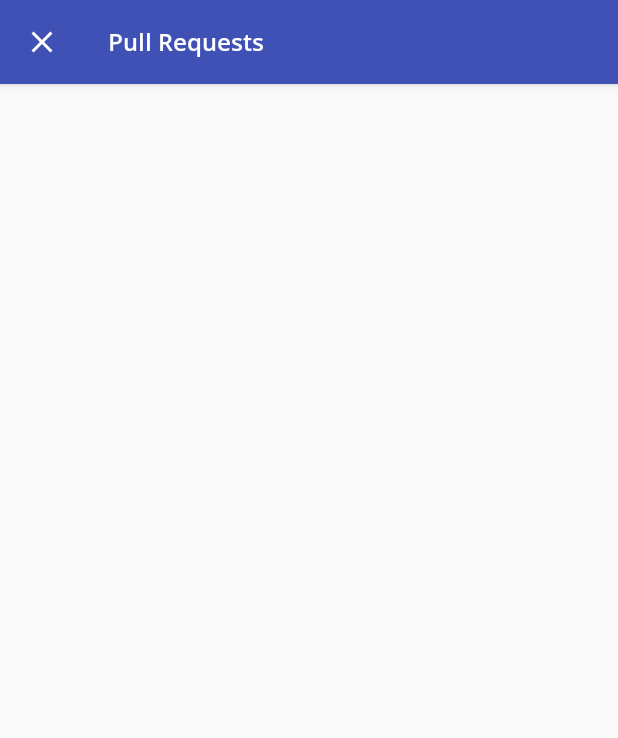
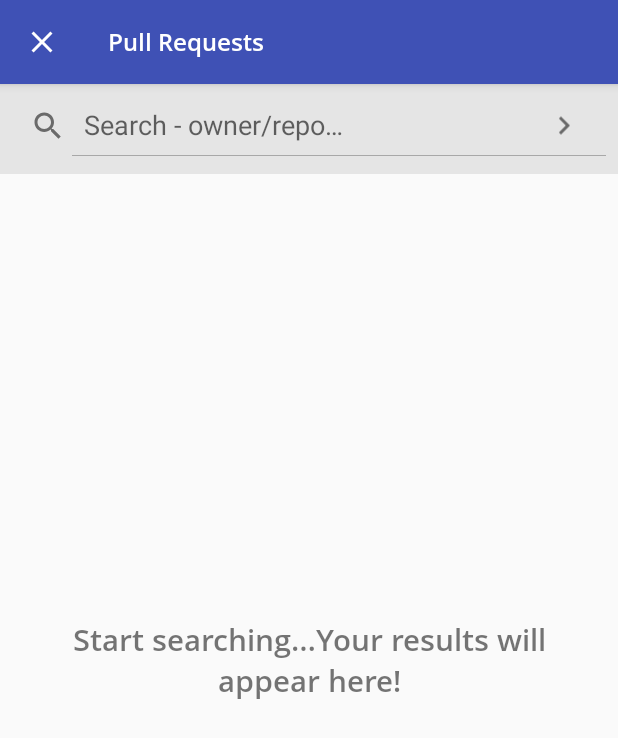
Before and after one commit to gauravk95/github-pull-request-viewer, an Android app: the screen it shows after launch (MainActivity), on a phone screen of 412 x 824 dp. Shown: the top 738 px of the screen. Run offline under Robolectric (Android 15) with nearby library versions, the phone set to English and light mode, and no system bars; our stand-ins replace Dagger/Hilt's generated code, Room's generated code, RxJava, data binding; pictures from the network do not load; 6 statements that could not run were skipped.

Commit message:
Added Search, Code Refactor

```diff
--- a/app/src/main/java/com/github/pullrequest/di/component/ActivityComponent.kt
+++ b/app/src/main/java/com/github/pullrequest/di/component/ActivityComponent.kt
@@ -18,7 +18,7 @@ package com.github.pullrequest.di.component
 import com.github.pullrequest.di.PerActivity
 import com.github.pullrequest.di.module.ActivityModule
 import com.github.pullrequest.ui.main.MainActivity
-import com.github.pullrequest.ui.main.PRListFragment
+import com.github.pullrequest.ui.main.prlist.PRListFragment
 
 import dagger.Component
 
--- a/app/src/main/java/com/github/pullrequest/di/factory/AppViewModelFactory.kt
+++ b/app/src/main/java/com/github/pullrequest/di/factory/AppViewModelFactory.kt
@@ -2,7 +2,7 @@ package com.github.pullrequest.di.factory
 
 import android.arch.lifecycle.ViewModel
 import android.arch.lifecycle.ViewModelProvider
-import com.github.pullrequest.ui.main.PRListViewModel
+import com.github.pullrequest.ui.main.prlist.PRListViewModel
 import com.github.pullrequest.data.source.repository.AppDataSource
 import com.github.pullrequest.utils.rx.SchedulerProvider
 import io.reactivex.disposables.CompositeDisposable
--- a/app/src/main/java/com/github/pullrequest/ui/main/MainActivity.kt
+++ b/app/src/main/java/com/github/pullrequest/ui/main/MainActivity.kt
@@ -21,6 +21,7 @@ import android.view.MenuItem
 
 import com.github.pullrequest.R
 import com.github.pullrequest.base.BaseActivity
+import com.github.pullrequest.ui.main.prlist.PRListFragment
 import com.github.pullrequest.utils.ext.findFragmentById
 import com.github.pullrequest.utils.ext.setFragment
 import com.github.pullrequest.utils.ext.setToolbar
--- a/app/src/main/java/com/github/pullrequest/ui/main/PRListViewModel.kt
+++ /dev/null
@@ -1,49 +0,0 @@
-package com.github.pullrequest.ui.main
-
-import android.arch.lifecycle.MutableLiveData
-import com.github.pullrequest.base.BaseViewModel
-import com.github.pullrequest.data.models.local.PullRequest
-import com.github.pullrequest.data.source.repository.AppDataSource
-import com.github.pullrequest.utils.rx.SchedulerProvider
-import io.reactivex.disposables.CompositeDisposable
-import io.reactivex.disposables.Disposable
-import javax.inject.Inject
-
-/**
- * ViewModel for the [MainActivity] screen.
- * The ViewModel works with the [AppDataSource] to get the data.
- */
-class PRListViewModel @Inject
-constructor(appRepository: AppDataSource,
-            schedulerProvider: SchedulerProvider,
-            compositeDisposable: CompositeDisposable) :
-        BaseViewModel(appRepository, schedulerProvider, compositeDisposable) {
-
-    private val itemList: MutableLiveData<List<PullRequest>> = MutableLiveData()
-
-    private lateinit var disposable: Disposable
-
-    init {
-        loadItems()
-    }
-
-    fun getItemList() = itemList
-
-    private fun loadItems() {
-        isLoading().value = true
-
-        disposable = dataSource.getPullRequests("square", "okhttp", "open")
-                .subscribeOn(schedulerProvider.io)
-                .observeOn(schedulerProvider.ui)
-                .subscribe({ items: List<PullRequest> ->
-                    isLoading().value = false
-                    itemList.value = items
-                }, { throwable: Throwable? ->
-                    isLoading().value = false
-                    handleApiError(throwable)
-                })
-
-        compositeDisposable.add(disposable)
-    }
-
-}
--- a/app/src/main/java/com/github/pullrequest/ui/main/PRListFragment.kt
+++ b/app/src/main/java/com/github/pullrequest/ui/main/prlist/PRListFragment.kt
@@ -13,7 +13,7 @@
     See the License for the specific language governing permissions and
     limitations under the License.
 */
-package com.github.pullrequest.ui.main
+package com.github.pullrequest.ui.main.prlist
 
 import android.arch.lifecycle.Observer
 import android.databinding.DataBindingUtil
@@ -22,12 +22,14 @@ import android.support.v7.widget.LinearLayoutManager
 import android.view.LayoutInflater
 import android.view.View
 import android.view.ViewGroup
+import android.widget.SearchView
 import com.github.pullrequest.R
 import com.github.pullrequest.base.BaseFragment
 import com.github.pullrequest.databinding.FragmentPrListBinding
 import com.github.pullrequest.di.factory.AppViewModelFactory
 import com.github.pullrequest.ui.adapter.PRItemListAdapter
 import com.github.pullrequest.utils.ext.getViewModel
+import com.github.pullrequest.utils.ext.hideKeyboard
 import com.github.pullrequest.utils.ext.toGone
 import com.github.pullrequest.utils.ext.toVisible
 
@@ -41,8 +43,6 @@ import javax.inject.Inject
  */
 class PRListFragment : BaseFragment() {
 
-    private lateinit var inflatedView: View
-
     @Inject
     lateinit var viewModelFactory: AppViewModelFactory
 
@@ -52,7 +52,11 @@ class PRListFragment : BaseFragment() {
     override fun onCreateView(inflater: LayoutInflater, container: ViewGroup?, savedInstanceState: Bundle?): View? {
 
         binding = DataBindingUtil.inflate(inflater, R.layout.fragment_pr_list, container, false)
-        inflatedView = binding.root
+        return binding.root
+    }
+
+    override fun onViewCreated(view: View, savedInstanceState: Bundle?) {
+        super.onViewCreated(view, savedInstanceState)
 
         //inject dependencies
         activityComponent.inject(this)
@@ -64,19 +68,39 @@ class PRListFragment : BaseFragment() {
 
         //subscribe ui
         subscribeUi(adapter)
+        //setup search
+        setupSearchBar()
+    }
 
-        return inflatedView
+    private fun setupSearchBar() {
+        val newQueryListener = object : SearchView.OnQueryTextListener {
+            override fun onQueryTextChange(query: String): Boolean {
+                return true
+            }
+
+            override fun onQueryTextSubmit(query: String): Boolean {
+                hideKeyboard()
+                prListViewModel.search(query)
+                return true
+            }
+        }
+        binding.searchView.setOnQueryTextListener(newQueryListener)
+        binding.searchView.isSubmitButtonEnabled = true
     }
 
     private fun subscribeUi(adapter: PRItemListAdapter) {
         prListViewModel = getViewModel(PRListViewModel::class.java, viewModelFactory)
-        binding.hasItems = true
+        binding.hasItems = false
+        binding.viewModel = prListViewModel
 
         prListViewModel.isLoading().observe(this, Observer { showProgress(it) })
         prListViewModel.getErrorMsg().observe(this, Observer { errorMessage ->
             if (errorMessage != null) onError(errorMessage)
         })
-        prListViewModel.getItemList().observe(this, Observer { items ->
+        prListViewModel.toastMsg.observe(this, Observer {
+            if (it != null) showToastMessage(it)
+        })
+        prListViewModel.itemList.observe(this, Observer { items ->
             val hasItems = (items != null && items.isNotEmpty())
             binding.hasItems = hasItems
             if (hasItems)
@@ -85,10 +109,12 @@ class PRListFragment : BaseFragment() {
     }
 
     private fun showProgress(status: Boolean?) {
-        if (status != null && status)
+        if (status != null && status) {
+            binding.searchStatusMsg.toGone()
             binding.itemLoading.toVisible()
-        else
+        } else {
             binding.itemLoading.toGone()
+        }
     }
 
     companion object {
--- a/app/src/main/res/layout/fragment_pr_list.xml
+++ b/app/src/main/res/layout/fragment_pr_list.xml
@@ -3,6 +3,10 @@
     xmlns:app="http://schemas.android.com/apk/res-auto">
 
     <data>
+
+        <variable
+            name="viewModel"
+            type="com.github.pullrequest.ui.main.prlist.PRListViewModel" />
 
         <variable
             name="hasItems"
@@ -13,47 +17,66 @@
         android:layout_width="match_parent"
         android:layout_height="match_parent">
 
+        <LinearLayout
+            android:id="@+id/search_view_holder"
+            android:layout_width="match_parent"
+            android:layout_height="wrap_content"
+            android:background="#e5e5e5"
+            android:paddingTop="4dp"
+            android:paddingBottom="8dp">
+
+            <SearchView
+                android:id="@+id/search_view"
+                android:layout_width="match_parent"
+                android:layout_height="wrap_content"
+                android:iconifiedByDefault="false"
+                android:paddingTop="4dp"
+                android:paddingBottom="4dp"
+                android:queryHint="@string/pr_search_hint" />
+        </LinearLayout>
+
         <ProgressBar
             android:id="@+id/item_loading"
             android:layout_width="wrap_content"
             android:layout_height="wrap_content"
             android:layout_centerInParent="true"
             android:layout_marginStart="8dp"
-            android:layout_marginTop="8dp"
+            android:layout_marginTop="24dp"
             android:layout_marginEnd="8dp"
             android:layout_marginBottom="8dp"
+            android:visibility="gone"
+            app:layout_constraintEnd_toEndOf="parent"
+            app:layout_constraintStart_toStartOf="parent"
+            app:layout_constraintBottom_toBottomOf="parent"
+            app:layout_constraintTop_toBottomOf="@id/search_view_holder" />
+
+        <android.support.v7.widget.RecyclerView
+            android:id="@+id/item_recycler_view"
+            android:layout_width="0dp"
+            android:layout_height="0dp"
+            android:layout_margin="8dp"
+            app:isGone="@{!hasItems}"
+            app:layout_constraintBottom_toBottomOf="parent"
+            app:layout_constraintLeft_toLeftOf="parent"
+            app:layout_constraintRight_toRightOf="parent"
+            app:layout_constraintTop_toBottomOf="@+id/search_view_holder" />
+
+        <com.github.pullrequest.ui.custom.CustomTextView
+            android:id="@+id/search_status_msg"
+            style="@style/text_font_opensans_semi_bold"
+            android:layout_width="match_parent"
+            android:layout_height="wrap_content"
+            android:layout_marginStart="24dp"
+            android:layout_marginEnd="24dp"
+            android:gravity="center"
+            android:text="@{viewModel.searchStatus, default = SearchHere}"
+            android:textSize="20sp"
+            android:visibility="visible"
+            app:isGone="@{hasItems}"
             app:layout_constraintBottom_toBottomOf="parent"
             app:layout_constraintEnd_toEndOf="parent"
             app:layout_constraintStart_toStartOf="parent"
             app:layout_constraintTop_toTopOf="parent" />
 
-        <android.support.v7.widget.RecyclerView
-            android:id="@+id/item_recycler_view"
-            android:layout_width="match_parent"
-            android:layout_height="match_parent"
-            android:layout_margin="8dp"
-            app:isGone="@{!hasItems}"
-            app:layout_constraintBottom_toBottomOf="parent"
-            app:layout_constraintLeft_toLeftOf="parent"
-            app:layout_constraintRight_toRightOf="parent"
-            app:layout_constraintTop_toTopOf="parent" />
-
-        <com.github.pullrequest.ui.custom.CustomTextView
-            android:id="@+id/empty_list_text"
-            style="@style/text_font_opensans_semi_bold"
-            android:layout_width="wrap_content"
-            android:layout_height="wrap_content"
-            android:layout_marginStart="8dp"
-            android:layout_marginTop="8dp"
-            android:layout_marginEnd="8dp"
-            android:layout_marginBottom="8dp"
-            android:text="@string/no_open_pull_request"
-            android:textSize="24sp"
-            android:visibility="gone"
-            app:isGone="@{hasItems}"
-            app:layout_constraintBottom_toBottomOf="parent"
-            app:layout_constraintEnd_toEndOf="parent"
-            app:layout_constraintStart_toStartOf="parent"
-            app:layout_constraintTop_toTopOf="parent" />
     </android.support.constraint.ConstraintLayout>
 </layout>
--- a/app/src/main/res/values/colors.xml
+++ b/app/src/main/res/values/colors.xml
@@ -6,5 +6,6 @@
     <color name="white">#ffffff</color>
     <color name="black_effective">#2a2a2a</color>
     <color name="grey_effective">#6a6a6a</color>
+    <color name="light_grey_effective">#9a9a9a</color>
     <color name="divider">#E5E5E5</color>
 </resources>
--- a/app/src/main/res/values/strings.xml
+++ b/app/src/main/res/values/strings.xml
@@ -8,6 +8,11 @@
     <string name="please_wait">Please wait…</string>
     <string name="label_refresh">Refresh</string>
 
-    <string name="pr_item_footer_text">Opened %s by %s</string>
+    <string name="pr_item_footer_text">opened %s by %s</string>
+    <string name="pr_search_hint">Search - owner/repo…</string>
+    <string name="search_msg_start_searching">Start searching…Your results will appear here!</string>
+    <string name="search_msg_repo_not_found">Repo not found! Try something else…</string>
+    <string name="search_query_empty">Search query is empty!</string>
+    <string name="search_query_invalid">Please enter a valid query!</string>
 
 </resources>
```
Also changed, not shown: app/src/main/java/com/github/pullrequest/ui/main/prlist/PRListViewModel.kt (added, +65 -0 lines), app/src/main/java/com/github/pullrequest/utils/GeneralUtils.kt (added, +8 -0 lines), app/src/main/java/com/github/pullrequest/utils/ext/ActivityExt.kt (+0 -14 lines), app/src/main/java/com/github/pullrequest/utils/ext/FragmentExt.kt (+18 -0 lines), app/src/main/res/layout/item_pr_list.xml (+21 -21 lines).
